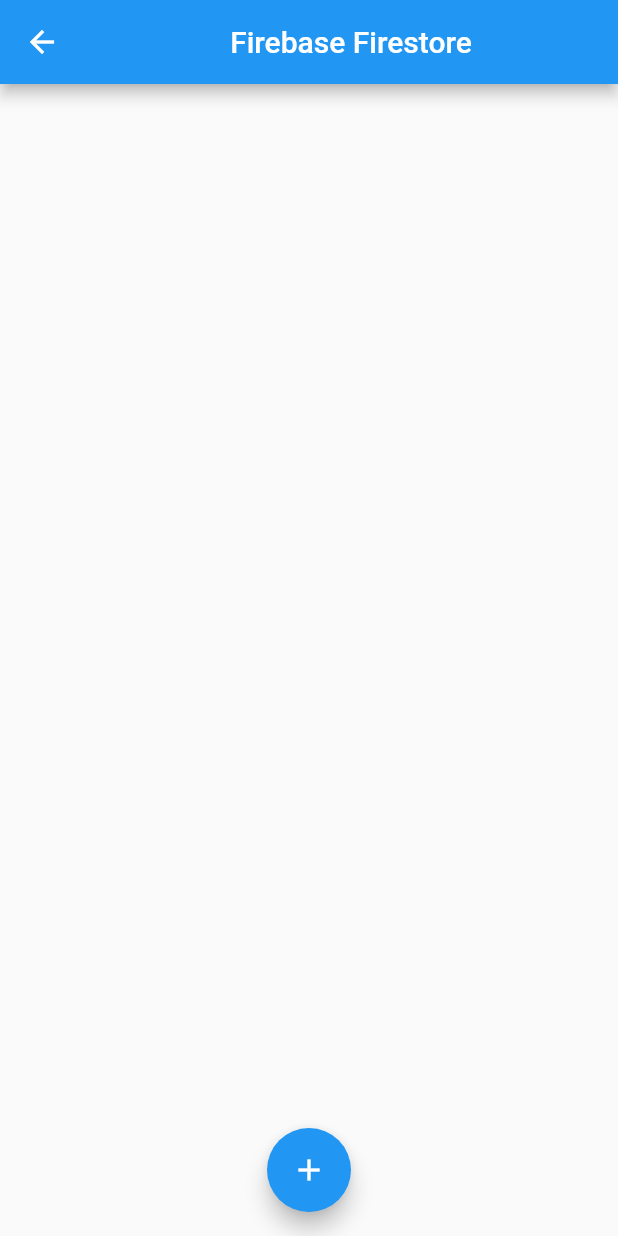
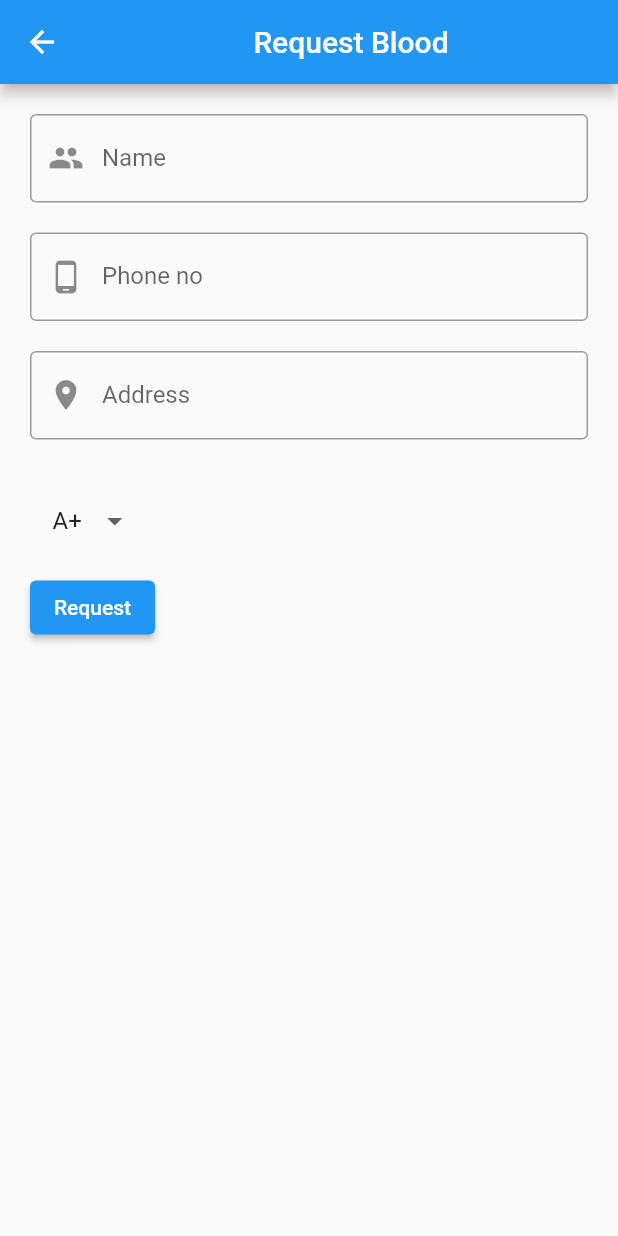
Before and after one commit to ThorOdinson246/Mero-Swasthya, a Flutter app: the RequestBlood screen opened directly, on a phone screen of 412 x 824 dp. Run offline on Flutter 3.47's test engine with Material 2 defaults, Android fonts, the phone set to English and light mode, and no system bars; our stand-ins replace animated_bottom_navigation_bar, cloud_firestore, firebase_core, shared_preferences; missing offline and left inert: circular_reveal_animation, dart:ffi; accounts and stored records are empty; network calls fail.

Commit message:
Working DropDown Menu

```diff
--- /dev/null
+++ b/lib/lists/dropdown_requestblood.dart
@@ -0,0 +1,56 @@
+import 'package:flutter/material.dart';
+
+class CustomDropdownButton extends StatefulWidget {
+  const CustomDropdownButton(
+      {Key? key,
+      required this.defaultValue,
+      required this.values,
+      required this.onItemSelected})
+      : super(key: key);
+  final dynamic Function(String? selectedValue) onItemSelected;
+  final String defaultValue;
+  final List<String> values;
+  @override
+  _CustomDropdownButtonState createState() => _CustomDropdownButtonState();
+}
+
+class _CustomDropdownButtonState extends State<CustomDropdownButton> {
+  late String dropdownValue;
+
+  @override
+  void initState() {
+    super.initState();
+    dropdownValue = widget.defaultValue;
+  }
+
+  @override
+  Widget build(BuildContext context) {
+    return Column(
+      crossAxisAlignment: CrossAxisAlignment.start,
+      children: [
+        Container(
+          margin: const EdgeInsets.symmetric(horizontal: 10, vertical: 5),
+          padding: const EdgeInsets.all(5.0),
+          child: DropdownButtonHideUnderline(
+            child: DropdownButton<String>(
+              value: dropdownValue,
+              items: widget.values.map((dropValue) {
+                return DropdownMenuItem<String>(
+                  value: dropValue,
+                  child: Text(dropValue),
+                );
+              }).toList(),
+              onChanged: (newDropdownValue) {
+                setState(() {
+                  dropdownValue = newDropdownValue!;
+                });
+                widget.onItemSelected(newDropdownValue);
+
+              },
+            ),
+          ),
+        ),
+      ],
+    );
+  }
+}
--- a/lib/pages/quiz.dart
+++ b/lib/pages/quiz.dart
@@ -26,6 +26,7 @@
     sharedPrefs.setInt('quiz', score);
     print('quiz record added');
   }
+
   int index = 0;
   int answerindex = 0;
   dynamic score = 0;
@@ -275,8 +276,9 @@
                             } else {
                               ScaffoldMessenger.of(context).showSnackBar(
                                 const SnackBar(
-                                      content:
-                                          Text('Please select an option')));
+                                  content: Text('Please select an option'),
+                                ),
+                              );
                             }
                           } else {
                             setState(
--- a/lib/pages/request_blood.dart
+++ b/lib/pages/request_blood.dart
@@ -1,18 +1,23 @@
 import 'package:flutter/material.dart';
 import 'package:firebase_core/firebase_core.dart';
 import 'package:cloud_firestore/cloud_firestore.dart';
+import 'package:testapp1/lists/dropdown_requestblood.dart';
 
 class RequestBlood extends StatefulWidget {
   const RequestBlood({Key? key}) : super(key: key);
 
   @override
-  _RequestBloodState createState() => _RequestBloodState();
+  RequestBloodState createState() => RequestBloodState();
 }
 
-class _RequestBloodState extends State<RequestBlood> {
+class RequestBloodState extends State<RequestBlood> {
 // text fields' controllers
   final TextEditingController _nameController = TextEditingController();
   final TextEditingController _phonenumber = TextEditingController();
+  final TextEditingController _address = TextEditingController();
+  // final TextEditingController _address = TextEditingController();
+  //Blood Type
+  //Location
 
   final CollectionReference blood_requests =
       FirebaseFirestore.instance.collection('blood_requests');
@@ -28,50 +33,12 @@
               left: 20,
               right: 20,
               bottom: MediaQuery.of(ctx).viewInsets.bottom + 20),
-          child: Column(
-            mainAxisSize: MainAxisSize.min,
-            crossAxisAlignment: CrossAxisAlignment.start,
-            children: [
-              TextField(
-                controller: _nameController,
-                decoration: const InputDecoration(labelText: 'Name'),
-              ),
-              TextField(
-                keyboardType:
-                    const TextInputType.numberWithOptions(decimal: true),
-                controller: _phonenumber,
-                decoration: const InputDecoration(
-                  labelText: 'Phone no',
-                ),
-              ),
-              const SizedBox(
-                height: 20,
-              ),
-              ElevatedButton(
-                child: const Text('Create'),
-                onPressed: () async {
-                  final String name = _nameController.text;
-                  final int? phone = int.tryParse(_phonenumber.text);
-                  if (phone != null) {
-                    await blood_requests.add({"name": name, "phone": phone});
-                    CircularProgressIndicator(
-                      color: Colors.black,
-                      strokeWidth: 4.0,
-                      value: 1.0,
-                    );
-                    Navigator.of(context).pop();
-                    _nameController.text = '';
-                    _phonenumber.text = '';
-                  }
-                },
-              )
-            ],
-          ),
         );
       },
     );
   }
 
+/*
   Future<void> _update([DocumentSnapshot? documentSnapshot]) async {
     if (documentSnapshot != null) {
       _nameController.text = documentSnapshot['name'];
@@ -127,63 +94,149 @@
           );
         });
   }
-
+*/
+/*
   Future<void> _delete(String productId) async {
     await blood_requests.doc(productId).delete();
 
     ScaffoldMessenger.of(context).showSnackBar(const SnackBar(
         content: Text('You have successfully deleted a product')));
   }
-
+*/
   @override
   Widget build(BuildContext context) {
+    const defaultValue = 'A+';
+    List<String> selectedItemValue = <String>[
+      'A+',
+      'A-',
+      'B+',
+      'B-',
+      'AB+',
+      'AB-',
+      'O+',
+      'O-'
+    ];
     return Scaffold(
-        appBar: AppBar(
-          title: const Center(child: Text('Firebase Firestore')),
-        ),
-        body: StreamBuilder(
-          stream: blood_requests.snapshots(),
-          builder: (context, AsyncSnapshot<QuerySnapshot> streamSnapshot) {
-            if (streamSnapshot.hasData) {
-              return ListView.builder(
-                itemCount: streamSnapshot.data!.docs.length,
-                itemBuilder: (context, index) {
-                  final DocumentSnapshot documentSnapshot =
-                      streamSnapshot.data!.docs[index];
-                  return Card(
-                    margin: const EdgeInsets.all(10),
-                    child: ListTile(
-                      title: Text(documentSnapshot['name']),
-                      subtitle: Text(documentSnapshot['phone'].toString()),
-                      trailing: SizedBox(
-                        width: 100,
-                        child: Row(
-                          children: [
-                            IconButton(
-                                icon: const Icon(Icons.edit),
-                                onPressed: () => _update(documentSnapshot)),
-                            IconButton(
-                                icon: const Icon(Icons.delete),
-                                onPressed: () => _delete(documentSnapshot.id)),
-                          ],
-                        ),
-                      ),
+      appBar: AppBar(
+        title: const Center(child: Text('Request Blood')),
+      ),
+      body: Padding(
+        padding: const EdgeInsets.all(20.0),
+        child: Column(
+          mainAxisSize: MainAxisSize.min,
+          crossAxisAlignment: CrossAxisAlignment.start,
+          children: [
+            TextField(
+              controller: _nameController,
+              decoration: const InputDecoration(
+                border: OutlineInputBorder(
+                  borderSide: BorderSide(color: Colors.red, width: 5.0),
+                ),
+                labelText: 'Name',
+                prefixIcon: Icon(Icons.people),
+              ),
+            ),
+            const SizedBox(
+              height: 20.0,
+            ),
+            TextField(
+              keyboardType:
+                  const TextInputType.numberWithOptions(decimal: true),
+              controller: _phonenumber,
+              decoration: const InputDecoration(
+                  border: OutlineInputBorder(
+                    borderSide: BorderSide(color: Colors.red, width: 5.0),
+                  ),
+                  labelText: 'Phone no',
+                  prefixIcon: Icon(Icons.phone_android)),
+            ),
+            const SizedBox(
+              height: 20,
+            ),
+            TextField(
+              keyboardType:
+                  const TextInputType.numberWithOptions(decimal: true),
+              controller: _address,
+              decoration: const InputDecoration(
+                border: OutlineInputBorder(
+                  borderSide: BorderSide(color: Colors.red, width: 5.0),
+                ),
+                labelText: 'Address',
+                prefixIcon: Icon(Icons.location_on),
+              ),
+            ),
+            const SizedBox(
+              height: 20,
+            ),
+            CustomDropdownButton(
+              defaultValue: defaultValue,
+              values: selectedItemValue,
+              onItemSelected: (value) {
+                print("Selected Item : $value");
+              },
+            ),
+            /*
+            DropdownButton<String>(
+              items: <String>['A+', 'A-', 'AB+', 'AB-', 'B+', 'B-', 'O+', 'O-']
+                  .map<DropdownMenuItem<String>>((String value) {
+                return DropdownMenuItem<String>(
+                  value: value,
+                  child: Text(value),
+                );
+              }).toList(),
+              value: dropdownValue,
+              icon: const Icon(
+                Icons.arrow_downward,
+              ),
+              elevation: 16,
+              style: const TextStyle(
+                color: Color.fromARGB(255, 0, 0, 0),
+              ),
+              underline: Container(
+                height: 2,
+                color: Colors.grey[600],
+              ),
+              onChanged: (String? newValue) {
+                setState(
+                  () {
+                    dropdownValue = newValue!;
+                  },
+                );
+              },
+            ),
+            */
+            ElevatedButton(
+              child: const Text('Request'),
+              onPressed: () async {
+                final String name = _nameController.text;
+                final int? phone = int.tryParse(_phonenumber.text);
+                final String address = _address.text;
+                // final String bloodtype = ;
+                // print('selectedItemValue = ${bloodtype}');
+                if (phone != null && name != '' && address != '') {
+                  await blood_requests
+                      .add({"name": name, "phone": phone, "address": address});
+                  Navigator.of(context).pop();
+                  _nameController.text = '';
+                  _phonenumber.text = '';
+                  _address.text = '';
+                } else if (phone == null || name == '' || address == '') {
+                  ScaffoldMessenger.of(context).showSnackBar(
+                    const SnackBar(
+                      content: Text('Please enter all the required details'),
                     ),
                   );
-                },
-              );
-            }
-
-            return const Center(
-              child: CircularProgressIndicator(),
-            );
-          },
+                }
+              },
+            ),
+          ],
         ),
-// Add new product
-        floatingActionButton: FloatingActionButton(
-          onPressed: () => _create(),
-          child: const Icon(Icons.add),
-        ),
-        floatingActionButtonLocation: FloatingActionButtonLocation.centerFloat);
+      ),
+      // floatingActionButton: FloatingActionButton(
+      //   onPressed: () => _create(),
+      //   child: const Icon(Icons.add),
+      // ),
+      // floatingActionButtonLocation: FloatingActionButtonLocation.centerFloat
+    );
   }
 }
```
Also changed, not shown: lib/main.dart (+5 -3 lines), lib/pages/home.dart (+4 -3 lines), lib/pages/search_blood.dart (+37 -13 lines). Lines whose indentation alone changed are shown as unchanged.
